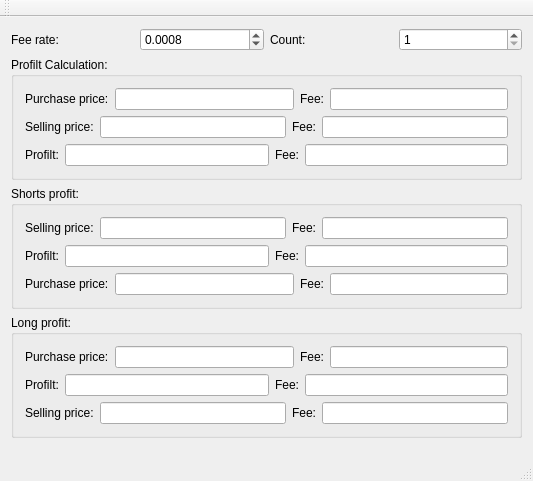
KangLin/ProfitCalculation, file mainwindow.ui: the form before one commit.
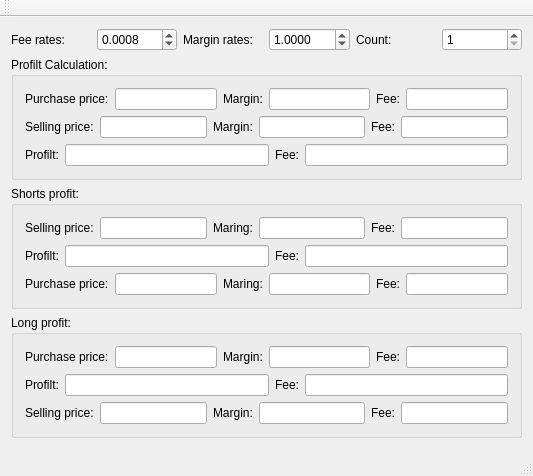
The form after the commit.

Commit message: 增加保证金计算

What changed in the file:
```diff
--- a/mainwindow.ui
+++ b/mainwindow.ui
@@ -7,7 +7,7 @@
     <x>0</x>
     <y>0</y>
     <width>533</width>
-    <height>481</height>
+    <height>476</height>
    </rect>
   </property>
   <property name="windowTitle">
@@ -20,7 +20,7 @@
       <item>
        <widget class="QLabel" name="label">
         <property name="text">
-         <string>Fee rate:</string>
+         <string>Fee rates:</string>
         </property>
        </widget>
       </item>
@@ -34,6 +34,23 @@
         </property>
        </widget>
       </item>
+      <item>
+       <widget class="QLabel" name="label_21">
+        <property name="text">
+         <string>Margin rates:</string>
+        </property>
+       </widget>
+      </item>
+      <item>
+       <widget class="QDoubleSpinBox" name="dbMarginRate">
+        <property name="decimals">
+         <number>4</number>
+        </property>
+        <property name="value">
+         <double>1.000000000000000</double>
+        </property>
+       </widget>
+      </item>
       <item>
        <widget class="QLabel" name="label_20">
         <property name="text">
@@ -75,7 +92,34 @@
           </widget>
          </item>
          <item>
-          <widget class="QLineEdit" name="lePurchase"/>
+          <widget class="QLineEdit" name="lePurchase">
+           <property name="sizePolicy">
+            <sizepolicy hsizetype="Preferred" vsizetype="Fixed">
+             <horstretch>0</horstretch>
+             <verstretch>0</verstretch>
+            </sizepolicy>
+           </property>
+          </widget>
+         </item>
+         <item>
+          <widget class="QLabel" name="label_22">
+           <property name="text">
+            <string>Margin:</string>
+           </property>
+          </widget>
+         </item>
+         <item>
+          <widget class="QLineEdit" name="lePurchasMargin">
+           <property name="sizePolicy">
+            <sizepolicy hsizetype="Preferred" vsizetype="Fixed">
+             <horstretch>0</horstretch>
+             <verstretch>0</verstretch>
+            </sizepolicy>
+           </property>
+           <property name="readOnly">
+            <bool>true</bool>
+           </property>
+          </widget>
          </item>
          <item>
           <widget class="QLabel" name="label_4">
@@ -86,6 +130,12 @@
          </item>
          <item>
           <widget class="QLineEdit" name="lePurchaseFee">
+           <property name="sizePolicy">
+            <sizepolicy hsizetype="Preferred" vsizetype="Fixed">
+             <horstretch>0</horstretch>
+             <verstretch>0</verstretch>
+            </sizepolicy>
+           </property>
            <property name="readOnly">
             <bool>true</bool>
            </property>
@@ -105,6 +155,20 @@
          <item>
           <widget class="QLineEdit" name="leSelling"/>
          </item>
+         <item>
+          <widget class="QLabel" name="label_23">
+           <property name="text">
+            <string>Margin:</string>
+           </property>
+          </widget>
+         </item>
+         <item>
+          <widget class="QLineEdit" name="leSellingMargin">
+           <property name="readOnly">
+            <bool>true</bool>
+           </property>
+          </widget>
+         </item>
          <item>
           <widget class="QLabel" name="label_5">
            <property name="text">
@@ -174,6 +238,20 @@
          <item>
           <widget class="QLineEdit" name="leShort_Selling"/>
          </item>
+         <item>
+          <widget class="QLabel" name="label_24">
+           <property name="text">
+            <string>Maring:</string>
+           </property>
+          </widget>
+         </item>
+         <item>
+          <widget class="QLineEdit" name="leShorts_SellingMargin">
+           <property name="readOnly">
+            <bool>true</bool>
+           </property>
+          </widget>
+         </item>
          <item>
           <widget class="QLabel" name="label_7">
            <property name="text">
@@ -238,6 +316,20 @@
            </property>
           </widget>
          </item>
+         <item>
+          <widget class="QLabel" name="label_25">
+           <property name="text">
+            <string>Maring:</string>
+           </property>
+          </widget>
+         </item>
+         <item>
+          <widget class="QLineEdit" name="leShorts_PurchaseMargin">
+           <property name="readOnly">
+            <bool>true</bool>
+           </property>
+          </widget>
+         </item>
          <item>
           <widget class="QLabel" name="label_10">
            <property name="text">
@@ -275,6 +367,20 @@
          <item>
           <widget class="QLineEdit" name="leLong_Purchase"/>
          </item>
+         <item>
+          <widget class="QLabel" name="label_26">
+           <property name="text">
+            <string>Margin:</string>
+           </property>
+          </widget>
+         </item>
+         <item>
+          <widget class="QLineEdit" name="leLong_PurchaseMargin">
+           <property name="readOnly">
+            <bool>true</bool>
+           </property>
+          </widget>
+         </item>
          <item>
           <widget class="QLabel" name="label_13">
            <property name="text">
@@ -339,6 +445,20 @@
            </property>
           </widget>
          </item>
+         <item>
+          <widget class="QLabel" name="label_27">
+           <property name="text">
+            <string>Margin:</string>
+           </property>
+          </widget>
+         </item>
+         <item>
+          <widget class="QLineEdit" name="leLong_SellingMargin">
+           <property name="readOnly">
+            <bool>true</bool>
+           </property>
+          </widget>
+         </item>
          <item>
           <widget class="QLabel" name="label_16">
            <property name="text">
```
The commit also changes 1 other file.
